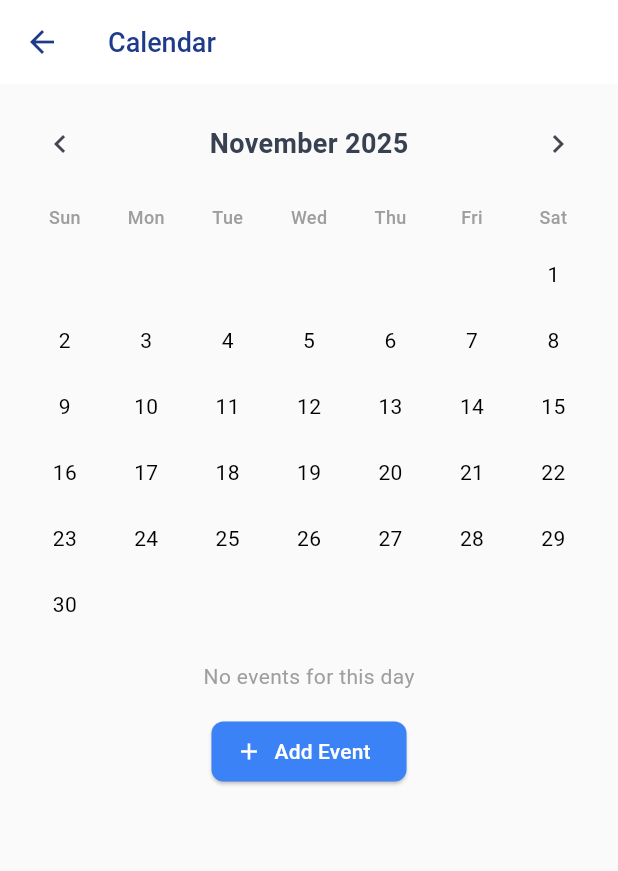
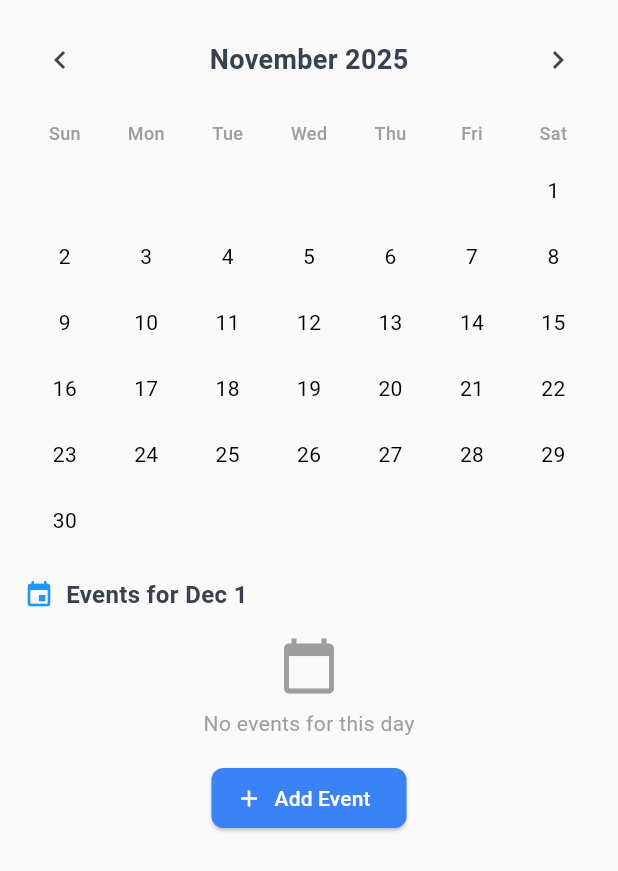
Before and after one commit to wkeav/Pocket_Penguin, a Flutter app: the CalendarScreen widget shown alone on an empty page, opened directly, after a tap on "Add Event", after a tap on the "chevron left" icon, on a phone screen of 412 x 824 dp. Shown: the top 871 px of the screen. Run offline on Flutter 3.47's test engine with Material 3 defaults, Android fonts, the phone set to English and light mode, and no system bars; our stand-ins replace awesome_notifications, shared_preferences; accounts and stored records are empty; network calls fail.

Commit message:
Added calendar add/delete event feature

```diff
--- a/frontend/pocket_penguin_app/lib/screens/calendar_screen.dart
+++ b/frontend/pocket_penguin_app/lib/screens/calendar_screen.dart
@@ -1,14 +1,16 @@
 import 'package:flutter/material.dart';
 import '../services/calendar_service.dart';
 
-// Model for each event
+// Model class for calendar event
 class CalendarEvent {
+  final int id;
   final String title;
   final String description;
   final DateTime startDate;
   final DateTime endDate;
 
   CalendarEvent({
+    required this.id,
     required this.title,
     required this.description,
     required this.startDate,
@@ -43,22 +45,20 @@ class _CalendarScreenState extends State<CalendarScreen> {
       final data = await CalendarService.getEvents();
       final Map<DateTime, List<CalendarEvent>> tempEvents = {};
 
-      for (var e in data) {
-        final start = DateTime.parse(e['start_time']);
-        final end = DateTime.parse(e['end_time']);
-        final title = e['title'];
-        final description = e['description'];
-
-        final event = CalendarEvent(
-          title: title,
-          description: description,
+      for (var event in data) {
+        final start = DateTime.parse(event['start_time']);
+        final end = DateTime.parse(event['end_time']);
+        final eventObj = CalendarEvent(
+          id: event['id'],
+          title: event['title'],
+          description: event['description'],
           startDate: start,
           endDate: end,
         );
 
         final dayKey = DateTime(start.year, start.month, start.day);
         if (!tempEvents.containsKey(dayKey)) tempEvents[dayKey] = [];
-        tempEvents[dayKey]!.add(event);
+        tempEvents[dayKey]!.add(eventObj);
       }
 
       setState(() {
@@ -66,8 +66,8 @@ class _CalendarScreenState extends State<CalendarScreen> {
         _events.addAll(tempEvents);
       });
     } catch (e) {
-      ScaffoldMessenger.of(context).showSnackBar(
-          SnackBar(content: Text('Failed to load events: $e')));
+      ScaffoldMessenger.of(context)
+          .showSnackBar(SnackBar(content: Text('Failed to load events: $e')));
     }
     setState(() => isLoading = false);
   }
@@ -85,96 +85,86 @@ class _CalendarScreenState extends State<CalendarScreen> {
     DateTime? endDate = _selectedDate;
     TimeOfDay? endTime;
 
-    Future<void> pickStartDate() async {
-      final d = await showDatePicker(
+    showDialog(
+      context: context,
+      builder: (context) => StatefulBuilder(
+        builder: (context, setDialogState) => AlertDialog(
+          title: const Text('Add Event'),
+          content: SingleChildScrollView(
+            child: Column(
+              mainAxisSize: MainAxisSize.min,
+              children: [
+                TextField(
+                  controller: titleController,
+                  decoration: const InputDecoration(labelText: 'Title'),
+                ),
+                const SizedBox(height: 8),
+                TextField(
+                  controller: descriptionController,
+                  decoration: const InputDecoration(labelText: 'Description'),
+                  maxLines: 3,
+                ),
+                const SizedBox(height: 16),
+                const Text('Start Time', style: TextStyle(fontWeight: FontWeight.bold)),
+                ElevatedButton(
+                  onPressed: () async {
+                    final date = await showDatePicker(
                       context: context,
                       firstDate: DateTime(2000),
                       lastDate: DateTime(2100),
-        initialDate: _selectedDate,
+                      initialDate: startDate!,
                     );
-      if (d != null) startDate = d;
-    }
-
-    Future<void> pickStartTime() async {
-      final t = await showTimePicker(
+                    if (date != null) setDialogState(() => startDate = date);
+                  },
+                  child: Text(startDate == null
+                      ? 'Pick Start Date'
+                      : '${startDate!.month}/${startDate!.day}/${startDate!.year}'),
+                ),
+                ElevatedButton(
+                  onPressed: () async {
+                    final time = await showTimePicker(
                       context: context,
                       initialTime: TimeOfDay.now(),
                     );
-      if (t != null) startTime = t;
-    }
-
-    Future<void> pickEndDate() async {
-      final d = await showDatePicker(
+                    if (time != null) setDialogState(() => startTime = time);
+                  },
+                  child: Text(startTime == null
+                      ? 'Pick Start Time'
+                      : startTime!.format(context)),
+                ),
+                const SizedBox(height: 16),
+                const Text('End Time', style: TextStyle(fontWeight: FontWeight.bold)),
+                ElevatedButton(
+                  onPressed: () async {
+                    final date = await showDatePicker(
                       context: context,
                       firstDate: DateTime(2000),
                       lastDate: DateTime(2100),
-        initialDate: _selectedDate,
+                      initialDate: endDate!,
                     );
-      if (d != null) endDate = d;
-    }
-
-    Future<void> pickEndTime() async {
-      final t = await showTimePicker(
+                    if (date != null) setDialogState(() => endDate = date);
+                  },
+                  child: Text(endDate == null
+                      ? 'Pick End Date'
+                      : '${endDate!.month}/${endDate!.day}/${endDate!.year}'),
+                ),
+                ElevatedButton(
+                  onPressed: () async {
+                    final time = await showTimePicker(
                       context: context,
                       initialTime: TimeOfDay.now(),
                     );
-      if (t != null) endTime = t;
-    }
-
-    showDialog(
-      context: context,
-      builder: (context) => AlertDialog(
-        title: const Text("Add Event"),
-        content: SingleChildScrollView(
-          child: Column(
-            children: [
-              TextField(
-                controller: titleController,
-                decoration: const InputDecoration(labelText: "Title"),
-              ),
-              TextField(
-                controller: descriptionController,
-                decoration: const InputDecoration(labelText: "Description"),
-                maxLines: 3,
-              ),
-              const SizedBox(height: 8),
-              Row(
-                children: [
-                  ElevatedButton(
-                      onPressed: pickStartDate,
-                      child: Text(startDate == null
-                          ? "Pick Start Date"
-                          : "${startDate!.month}/${startDate!.day}/${startDate!.year}")),
-                  const SizedBox(width: 8),
-                  ElevatedButton(
-                      onPressed: pickStartTime,
-                      child: Text(startTime == null
-                          ? "Pick Start Time"
-                          : startTime!.format(context))),
-                ],
-              ),
-              const SizedBox(height: 8),
-              Row(
-                children: [
-                  ElevatedButton(
-                      onPressed: pickEndDate,
-                      child: Text(endDate == null
-                          ? "Pick End Date"
-                          : "${endDate!.month}/${endDate!.day}/${endDate!.year}")),
-                  const SizedBox(width: 8),
-                  ElevatedButton(
-                      onPressed: pickEndTime,
+                    if (time != null) setDialogState(() => endTime = time);
+                  },
                   child: Text(endTime == null
-                          ? "Pick End Time"
-                          : endTime!.format(context))),
-                ],
+                      ? 'Pick End Time'
+                      : endTime!.format(context)),
                 ),
               ],
             ),
           ),
           actions: [
-          TextButton(
-              onPressed: () => Navigator.pop(context), child: const Text("Cancel")),
+            TextButton(onPressed: () => Navigator.pop(context), child: const Text('Cancel')),
             TextButton(
               onPressed: () async {
                 if (titleController.text.isEmpty ||
@@ -184,45 +174,96 @@ class _CalendarScreenState extends State<CalendarScreen> {
                     endDate == null ||
                     endTime == null) {
                   ScaffoldMessenger.of(context).showSnackBar(
-                    const SnackBar(content: Text("Please fill everything")));
+                      const SnackBar(content: Text('Please fill everything')));
                   return;
                 }
 
-              final start = DateTime(
+                final startDateTime = DateTime(
                   startDate!.year,
                   startDate!.month,
                   startDate!.day,
                   startTime!.hour,
-                  startTime!.minute);
-              final end = DateTime(endDate!.year, endDate!.month, endDate!.day,
-                  endTime!.hour, endTime!.minute);
+                  startTime!.minute,
+                );
+
+                final endDateTime = DateTime(
+                  endDate!.year,
+                  endDate!.month,
+                  endDate!.day,
+                  endTime!.hour,
+                  endTime!.minute,
+                );
 
                 try {
                   await CalendarService.addEvent(
                     title: titleController.text,
                     description: descriptionController.text,
-                  startTime: start,
-                  endTime: end,
+                    startTime: startDateTime,
+                    endTime: endDateTime,
                   );
 
-                final dayKey = DateTime(start.year, start.month, start.day);
-                setState(() {
-                  if (_events[dayKey] == null) _events[dayKey] = [];
-                  _events[dayKey]!.add(CalendarEvent(
-                      title: titleController.text,
-                      description: descriptionController.text,
-                      startDate: start,
-                      endDate: end));
-                });
+                  await _loadEvents(); // Refresh after adding
 
                   Navigator.pop(context);
                 } catch (e) {
-                ScaffoldMessenger.of(context)
-                    .showSnackBar(SnackBar(content: Text("Failed to add event: $e")));
+                  ScaffoldMessenger.of(context).showSnackBar(
+                      SnackBar(content: Text('Failed to add event: $e')));
                 }
               },
-            child: const Text("Add"),
+              child: const Text('Add'),
             ),
+          ],
+        ),
+      ),
+    );
+  }
+
+  // Delete event
+  Future<void> _deleteEvent(CalendarEvent event) async {
+    try {
+      await CalendarService.deleteEvent(event.id);
+      await _loadEvents();
+    } catch (e) {
+      ScaffoldMessenger.of(context).showSnackBar(
+          SnackBar(content: Text('Failed to delete event: $e')));
+    }
+  }
+
+  Widget _buildEventItem(CalendarEvent event) {
+    return Container(
+      padding: const EdgeInsets.all(12),
+      decoration: BoxDecoration(
+        color: Colors.blue.withOpacity(0.1),
+        borderRadius: BorderRadius.circular(8),
+        border: Border.all(color: Colors.blue.withOpacity(0.3)),
+      ),
+      child: Column(
+        crossAxisAlignment: CrossAxisAlignment.start,
+        children: [
+          Row(
+            children: [
+              const Icon(Icons.event, color: Colors.blue, size: 20),
+              const SizedBox(width: 12),
+              Expanded(
+                child: Text(
+                  event.title,
+                  style: const TextStyle(fontSize: 14, fontWeight: FontWeight.w500),
+                ),
+              ),
+              IconButton(
+                icon: const Icon(Icons.delete, color: Colors.red),
+                onPressed: () => _deleteEvent(event),
+              ),
+            ],
+          ),
+          const SizedBox(height: 4),
+          Text(
+            '${event.startDate.hour.toString().padLeft(2, '0')}:${event.startDate.minute.toString().padLeft(2, '0')} - '
+            '${event.endDate.hour.toString().padLeft(2, '0')}:${event.endDate.minute.toString().padLeft(2, '0')}',
+            style: TextStyle(fontSize: 12, color: Colors.grey[600]),
+          ),
+          const SizedBox(height: 4),
+          Text(event.description, style: const TextStyle(fontSize: 12, color: Colors.grey)),
         ],
       ),
     );
@@ -231,22 +272,16 @@ class _CalendarScreenState extends State<CalendarScreen> {
   bool _isSameDay(DateTime a, DateTime b) =>
       a.year == b.year && a.month == b.month && a.day == b.day;
 
+  String _formatSelectedDate() {
+    const months = ['Jan','Feb','Mar','Apr','May','Jun','Jul','Aug','Sep','Oct','Nov','Dec'];
+    return '${months[_selectedDate.month - 1]} ${_selectedDate.day}';
+  }
+
   String _getMonthYear(DateTime date) {
     const months = [
-      "January",
-      "February",
-      "March",
-      "April",
-      "May",
-      "June",
-      "July",
-      "August",
-      "September",
-      "October",
-      "November",
-      "December"
+      'January','February','March','April','May','June','July','August','September','October','November','December'
     ];
-    return "${months[date.month - 1]} ${date.year}";
+    return '${months[date.month - 1]} ${date.year}';
   }
 
   Widget _buildCalendarGrid() {
@@ -257,22 +292,24 @@ class _CalendarScreenState extends State<CalendarScreen> {
     return Column(
       children: [
         Row(
-          children: ["Sun", "Mon", "Tue", "Wed", "Thu", "Fri", "Sat"]
-              .map((d) => Expanded(
+          children: ['Sun','Mon','Tue','Wed','Thu','Fri','Sat']
+              .map((day) => Expanded(
                     child: Center(
-                          child: Text(d,
+                        child: Text(day,
                             style: const TextStyle(
-                                  fontSize: 12,
                                 fontWeight: FontWeight.w500,
-                                  color: Colors.grey)))))
+                                color: Colors.grey,
+                                fontSize: 12))),
+                  ))
               .toList(),
         ),
         const SizedBox(height: 8),
         ...List.generate(6, (weekIndex) {
           return Row(
             children: List.generate(7, (dayIndex) {
-              final dayNumber = weekIndex * 7 + dayIndex - firstWeekday + 1;
-              if (dayNumber < 1 || dayNumber > daysInMonth) return const Expanded(child: SizedBox(height: 40));
+              final dayNumber = (weekIndex * 7 + dayIndex) - firstWeekday + 1;
+              if (dayNumber < 1 || dayNumber > daysInMonth)
+                return const Expanded(child: SizedBox(height: 40));
               final date = DateTime(_focusedDate.year, _focusedDate.month, dayNumber);
               final isSelected = _isSameDay(date, _selectedDate);
               final isToday = _isSameDay(date, DateTime.now());
@@ -292,14 +329,12 @@ class _CalendarScreenState extends State<CalendarScreen> {
                     child: Center(
                       child: Text(dayNumber.toString(),
                           style: TextStyle(
-                              color: isSelected
-                                  ? Colors.white
-                                  : isToday
-                                      ? Colors.blue[600]
-                                      : Colors.black,
-                              fontWeight: isSelected || isToday ? FontWeight.bold : FontWeight.normal))),
+                              color: isSelected ? Colors.white : isToday ? Colors.blue[600] : Colors.black,
+                              fontWeight: isSelected || isToday ? FontWeight.bold : FontWeight.normal)),
                     ),
-              ));
+                  ),
+                ),
+              );
             }),
           );
         }),
@@ -307,79 +342,69 @@ class _CalendarScreenState extends State<CalendarScreen> {
     );
   }
 
-  Widget _buildEventItem(CalendarEvent event) {
-    return Container(
-      padding: const EdgeInsets.all(12),
-      margin: const EdgeInsets.only(bottom: 8),
-      decoration: BoxDecoration(
-          color: Colors.blue.withOpacity(0.1),
-          borderRadius: BorderRadius.circular(8),
-          border: Border.all(color: Colors.blue.withOpacity(0.3))),
-      child: Column(
-        crossAxisAlignment: CrossAxisAlignment.start,
-        children: [
-          Row(
-            children: [
-              const Icon(Icons.event, color: Colors.blue, size: 20),
-              const SizedBox(width: 12),
-              Expanded(
-                  child: Text(event.title,
-                      style: const TextStyle(fontSize: 14, fontWeight: FontWeight.w500))),
-            ],
-          ),
-          const SizedBox(height: 4),
-          Text(
-            "${event.startDate.hour.toString().padLeft(2, '0')}:${event.startDate.minute.toString().padLeft(2, '0')} - "
-            "${event.endDate.hour.toString().padLeft(2, '0')}:${event.endDate.minute.toString().padLeft(2, '0')}",
-            style: TextStyle(fontSize: 12, color: Colors.grey[600]),
-          ),
-          const SizedBox(height: 4),
-          if (event.description.isNotEmpty)
-            Text(event.description, style: const TextStyle(fontSize: 12, color: Colors.grey)),
-        ],
-      ),
-    );
-  }
-
   @override
   Widget build(BuildContext context) {
-    final eventsForDay = _getEventsForDay(_selectedDate);
+    final eventsForSelectedDay = _getEventsForDay(_selectedDate);
 
-    return Scaffold(
-      appBar: AppBar(title: const Text("Calendar")),
-      body: SingleChildScrollView(
+    return SingleChildScrollView(
       padding: const EdgeInsets.all(16),
       child: Column(
         children: [
-            // Month navigation
           Row(
             mainAxisAlignment: MainAxisAlignment.spaceBetween,
             children: [
               IconButton(
-                    onPressed: () => setState(() => _focusedDate = DateTime(_focusedDate.year, _focusedDate.month - 1)),
+                  onPressed: () => setState(() => _focusedDate =
+                      DateTime(_focusedDate.year, _focusedDate.month - 1)),
                   icon: const Icon(Icons.chevron_left)),
-                Text(_getMonthYear(_focusedDate), style: const TextStyle(fontSize: 18, fontWeight: FontWeight.w600)),
+              Text(_getMonthYear(_focusedDate),
+                  style: const TextStyle(fontSize: 18, fontWeight: FontWeight.w600)),
               IconButton(
-                    onPressed: () => setState(() => _focusedDate = DateTime(_focusedDate.year, _focusedDate.month + 1)),
+                  onPressed: () => setState(() => _focusedDate =
+                      DateTime(_focusedDate.year, _focusedDate.month + 1)),
                   icon: const Icon(Icons.chevron_right)),
             ],
           ),
           const SizedBox(height: 16),
           _buildCalendarGrid(),
           const SizedBox(height: 16),
-            // Events for selected day
-            if (eventsForDay.isEmpty)
-              const Center(child: Text("No events for this day", style: TextStyle(color: Colors.grey)))
+          Column(
+            crossAxisAlignment: CrossAxisAlignment.start,
+            children: [
+              Row(
+                children: [
+                  const Icon(Icons.event, color: Colors.blue, size: 20),
+                  const SizedBox(width: 8),
+                  Text('Events for ${_formatSelectedDate()}',
+                      style: const TextStyle(fontSize: 16, fontWeight: FontWeight.w600)),
+                ],
+              ),
+              const SizedBox(height: 16),
+              if (eventsForSelectedDay.isEmpty)
+                const Center(
+                  child: Column(
+                    children: [
+                      Icon(Icons.calendar_today, size: 40, color: Colors.grey),
+                      SizedBox(height: 8),
+                      Text('No events for this day', style: TextStyle(color: Colors.grey, fontSize: 14)),
+                    ],
+                  ),
+                )
               else
-              ...eventsForDay.map(_buildEventItem),
+                ...eventsForSelectedDay
+                    .map((e) => Padding(
+                          padding: const EdgeInsets.only(bottom: 8),
+                          child: _buildEventItem(e),
+                        )),
+            ],
+          ),
           const SizedBox(height: 16),
           ElevatedButton.icon(
             onPressed: _addEvent,
             icon: const Icon(Icons.add),
-              label: const Text("Add Event"),
+            label: const Text('Add Event'),
           ),
         ],
-        ),
       ),
     );
   }
--- a/frontend/pocket_penguin_app/lib/services/calendar_service.dart
+++ b/frontend/pocket_penguin_app/lib/services/calendar_service.dart
@@ -1,11 +1,11 @@
 import 'dart:convert';
 import 'package:http/http.dart' as http;
-import 'auth_service.dart'; // Where your JWT token is stored
+import 'auth_service.dart';
 
 class CalendarService {
-  static const String baseUrl = 'http://127.0.0.1:8000/api';
+  static const String baseUrl = 'http://127.0.0.1:8001/api';
 
-  // Fetch all events for the logged-in user
+  // Fetch all events for logged-in user
   static Future<List<dynamic>> getEvents() async {
     final token = await AuthService.getToken();
     if (token == null) throw Exception('User not authenticated');
@@ -18,14 +18,11 @@ class CalendarService {
       },
     );
 
-    if (response.statusCode == 200) {
-      return jsonDecode(response.body);
-    } else {
-      throw Exception('Failed to load events: ${response.body}');
-    }
+    if (response.statusCode == 200) return jsonDecode(response.body);
+    throw Exception('Failed to load events');
   }
 
-  // Add a new event for the logged-in user
+  // Add a new event
   static Future<void> addEvent({
     required String title,
     required String description,
@@ -43,7 +40,7 @@ class CalendarService {
       },
       body: jsonEncode({
         'title': title,
-        'description': description, // Required now
+        'description': description,
         'start_time': startTime.toIso8601String(),
         'end_time': endTime.toIso8601String(),
       }),
@@ -53,4 +50,22 @@ class CalendarService {
       throw Exception('Failed to add event: ${response.body}');
     }
   }
+
+  // Delete an event by id
+  static Future<void> deleteEvent(int id) async {
+    final token = await AuthService.getToken();
+    if (token == null) throw Exception('User not authenticated');
+
+    final response = await http.delete(
+      Uri.parse('$baseUrl/calendar/events/$id/'),
+      headers: {
+        'Content-Type': 'application/json',
+        'Authorization': 'Bearer $token',
+      },
+    );
+
+    if (response.statusCode != 204) {
+      throw Exception('Failed to delete event: ${response.body}');
+    }
+  }
 }
```
Also changed, not shown: 1 other file. Lines whose indentation alone changed are shown as unchanged.
